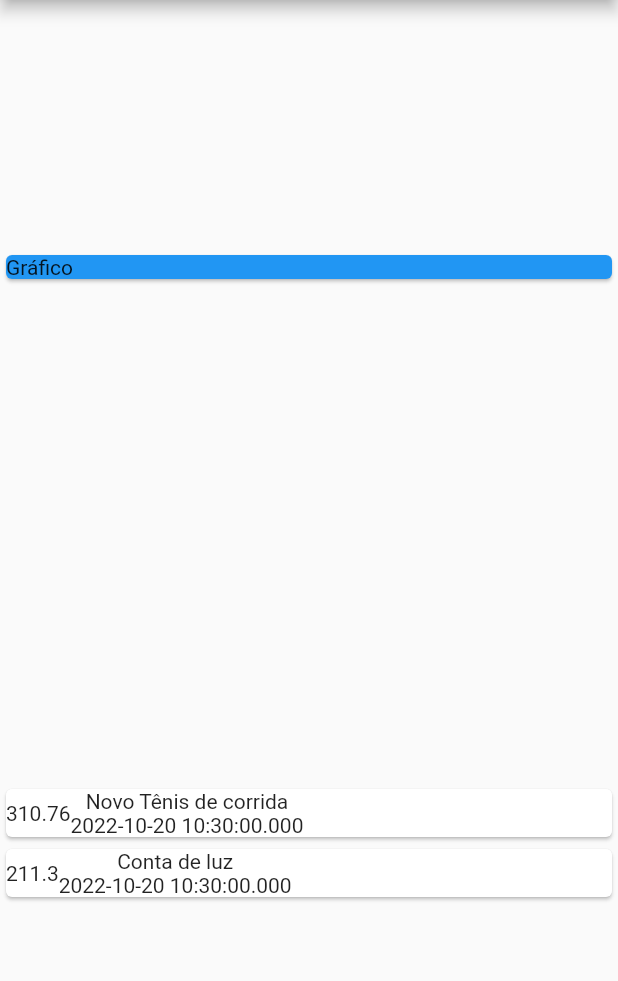
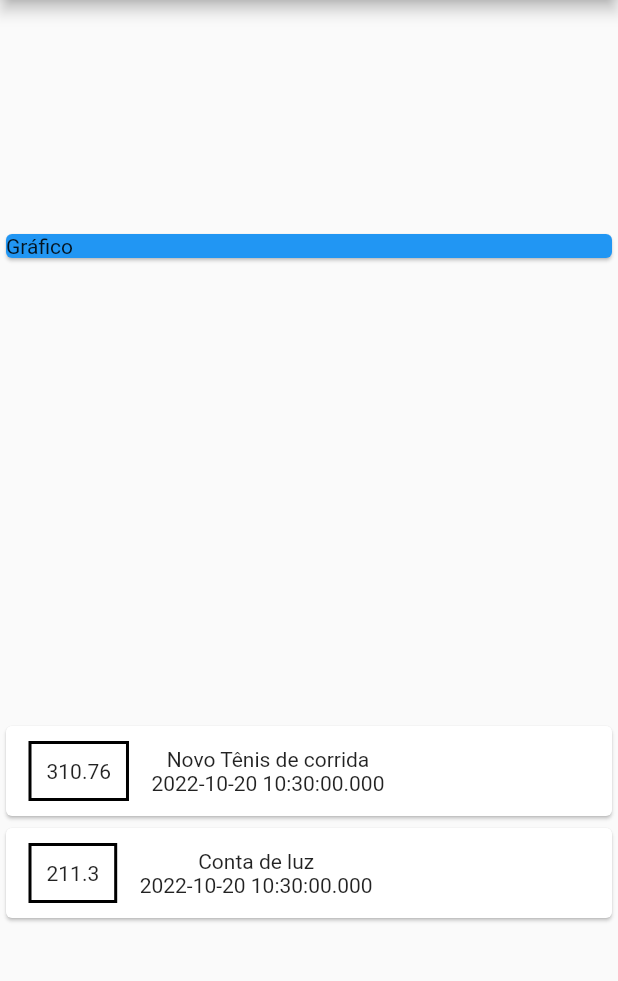
Before and after one commit to raphaelgumieri/estudos, a Flutter app: the screen it shows after launch, on a phone screen of 412 x 824 dp, the part 84-1065 px from its top. Run offline on Flutter 3.47's test engine with Material 2 defaults, Android fonts, the phone set to English and light mode, and no system bars.

Commit message:
despesas pessoais: aplicando estilo no container

```diff
--- a/flutter/aprenda_flutter_e_desenvolva_apps_para_android_e_ios_2022/m02_construindo_app_real_despesas_pessoais/despesas_pessoais/lib/main.dart
+++ b/flutter/aprenda_flutter_e_desenvolva_apps_para_android_e_ios_2022/m02_construindo_app_real_despesas_pessoais/despesas_pessoais/lib/main.dart
@@ -55,7 +55,22 @@ class MyHomePage extends StatelessWidget {
                   (tr) => Card(
                     child: Row(
                       children: <Widget>[
-                        Text(tr.value.toString()),
+                        Container(
+                          margin: EdgeInsets.symmetric(
+                            horizontal: 15,
+                            vertical: 10,
+                          ),
+                          decoration: BoxDecoration(
+                            border: Border.all(
+                              color: Colors.black,
+                              width: 2,
+                            ),
+                          ),
+                          padding: EdgeInsets.all(10),
+                          child: Text(
+                            tr.value.toString(),
+                          ),
+                        ),
                         Column(
                           children: <Widget>[
                             Text(tr.title),
```
